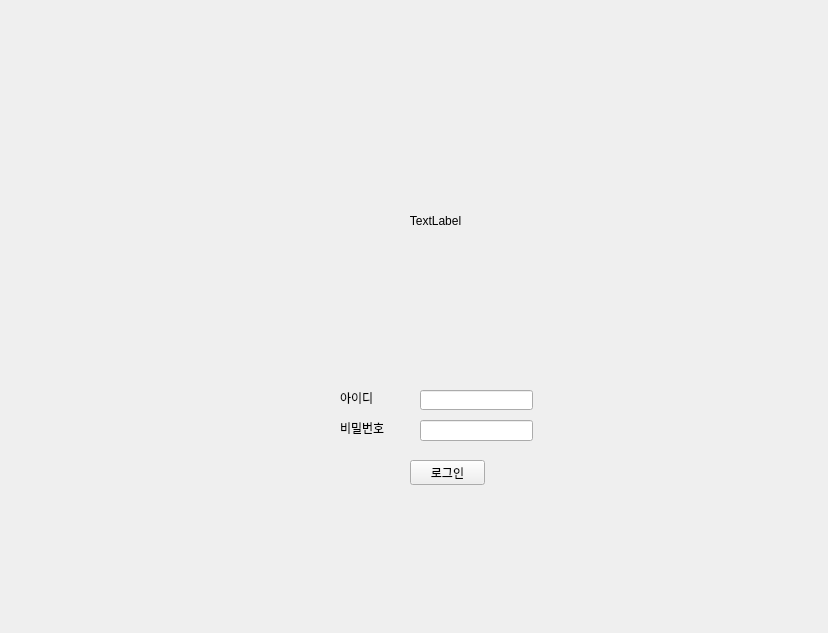
Above: ui/login.ui from gigeon/car_detection before the change. Below: the same form after it.
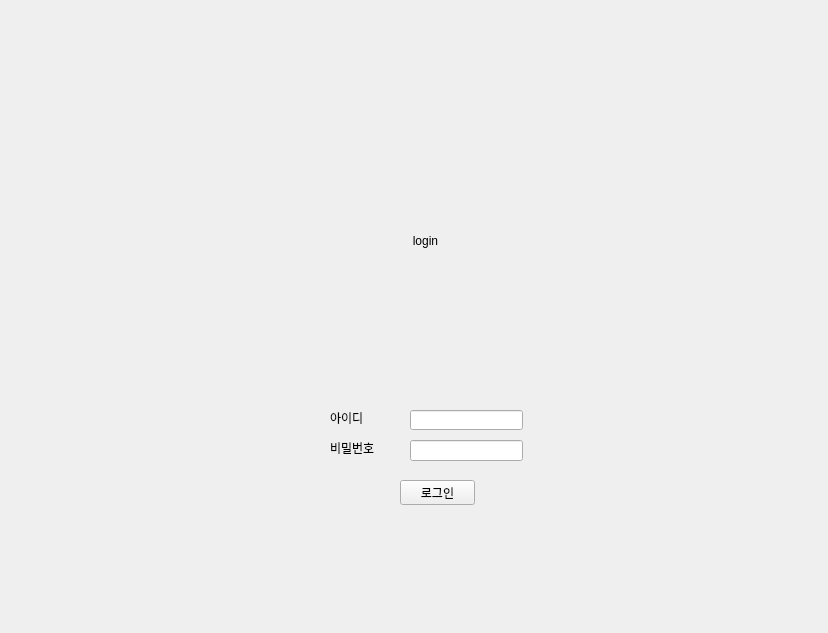
That is the form after the change.

The edit to the form file:
```diff
--- a/ui/login.ui
+++ b/ui/login.ui
@@ -1,7 +1,7 @@
 <?xml version="1.0" encoding="UTF-8"?>
 <ui version="4.0">
  <class>Login</class>
- <widget class="QWidget" name="Login">
+ <widget class="QMainWindow" name="Login">
   <property name="geometry">
    <rect>
     <x>0</x>
@@ -10,39 +10,31 @@
     <height>633</height>
    </rect>
   </property>
-  <property name="minimumSize">
-   <size>
-    <width>828</width>
-    <height>633</height>
-   </size>
-  </property>
-  <property name="maximumSize">
-   <size>
-    <width>828</width>
-    <height>633</height>
-   </size>
-  </property>
   <property name="windowTitle">
    <string>Form</string>
   </property>
-  <widget class="QLabel" name="id_label">
+  <widget class="QWidget" name="centralwidget">
+   <widget class="QLabel" name="logo_lbl">
    <property name="geometry">
     <rect>
-     <x>340</x>
-     <y>390</y>
-     <width>81</width>
-     <height>16</height>
+      <x>280</x>
+      <y>160</y>
+      <width>291</width>
+      <height>161</height>
     </rect>
    </property>
    <property name="text">
-    <string>아이디</string>
+     <string>login</string>
+    </property>
+    <property name="alignment">
+     <set>Qt::AlignCenter</set>
    </property>
   </widget>
   <widget class="QPushButton" name="login_btn">
    <property name="geometry">
     <rect>
-     <x>410</x>
-     <y>460</y>
+      <x>400</x>
+      <y>480</y>
      <width>75</width>
      <height>25</height>
     </rect>
@@ -51,31 +43,31 @@
     <string>로그인</string>
    </property>
   </widget>
-  <widget class="QLineEdit" name="id_txt">
-   <property name="geometry">
-    <rect>
-     <x>420</x>
-     <y>390</y>
-     <width>113</width>
-     <height>20</height>
-    </rect>
-   </property>
-  </widget>
   <widget class="QLineEdit" name="pwd_txt">
    <property name="geometry">
     <rect>
-     <x>420</x>
-     <y>420</y>
+      <x>410</x>
+      <y>440</y>
      <width>113</width>
      <height>21</height>
     </rect>
    </property>
   </widget>
+   <widget class="QLineEdit" name="id_txt">
+    <property name="geometry">
+     <rect>
+      <x>410</x>
+      <y>410</y>
+      <width>113</width>
+      <height>20</height>
+     </rect>
+    </property>
+   </widget>
   <widget class="QLabel" name="pwd_label">
    <property name="geometry">
     <rect>
-     <x>340</x>
-     <y>420</y>
+      <x>330</x>
+      <y>440</y>
      <width>81</width>
      <height>16</height>
     </rect>
@@ -84,21 +76,19 @@
     <string>비밀번호</string>
    </property>
   </widget>
-  <widget class="QLabel" name="logo_lbl">
+   <widget class="QLabel" name="id_label">
    <property name="geometry">
     <rect>
-     <x>290</x>
-     <y>140</y>
-     <width>291</width>
-     <height>161</height>
+      <x>330</x>
+      <y>410</y>
+      <width>81</width>
+      <height>16</height>
     </rect>
    </property>
    <property name="text">
-    <string>TextLabel</string>
-   </property>
-   <property name="alignment">
-    <set>Qt::AlignCenter</set>
-   </property>
+     <string>아이디</string>
+    </property>
+   </widget>
   </widget>
  </widget>
  <resources/>
```
Left out of the diff: 2 changed lines with no effect on the pictures. Lines whose indentation alone changed are shown as unchanged.
